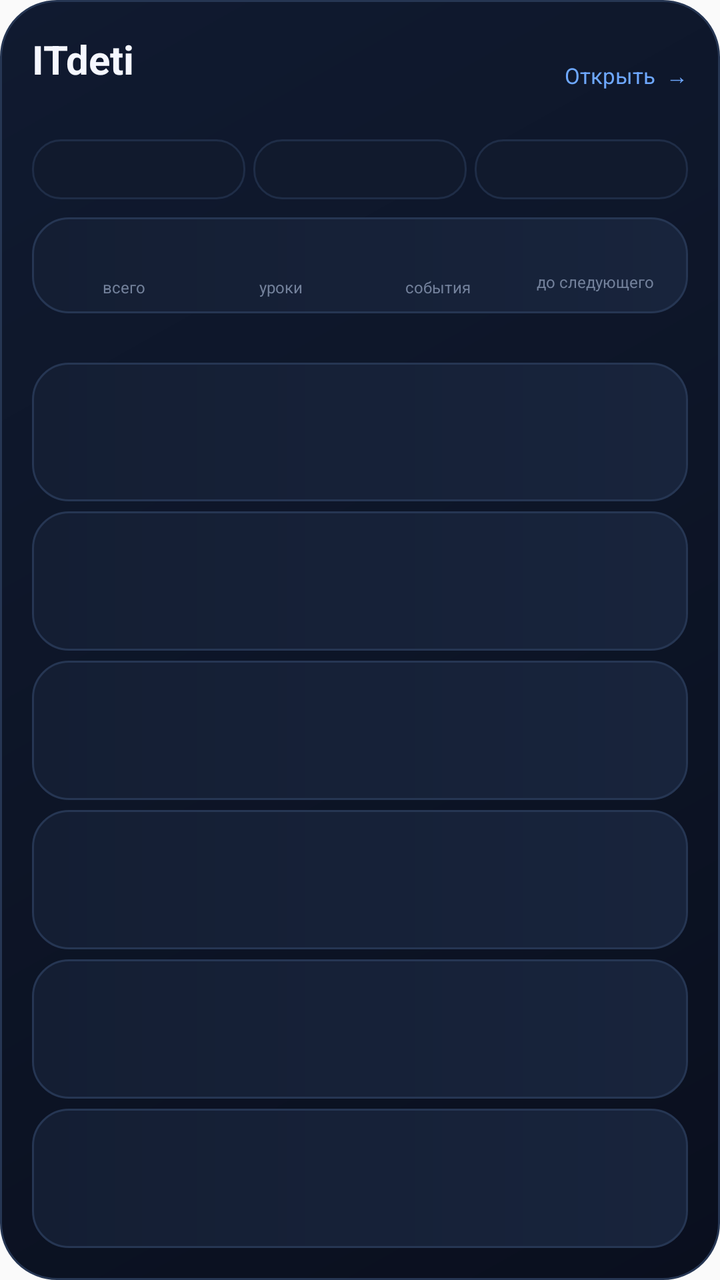
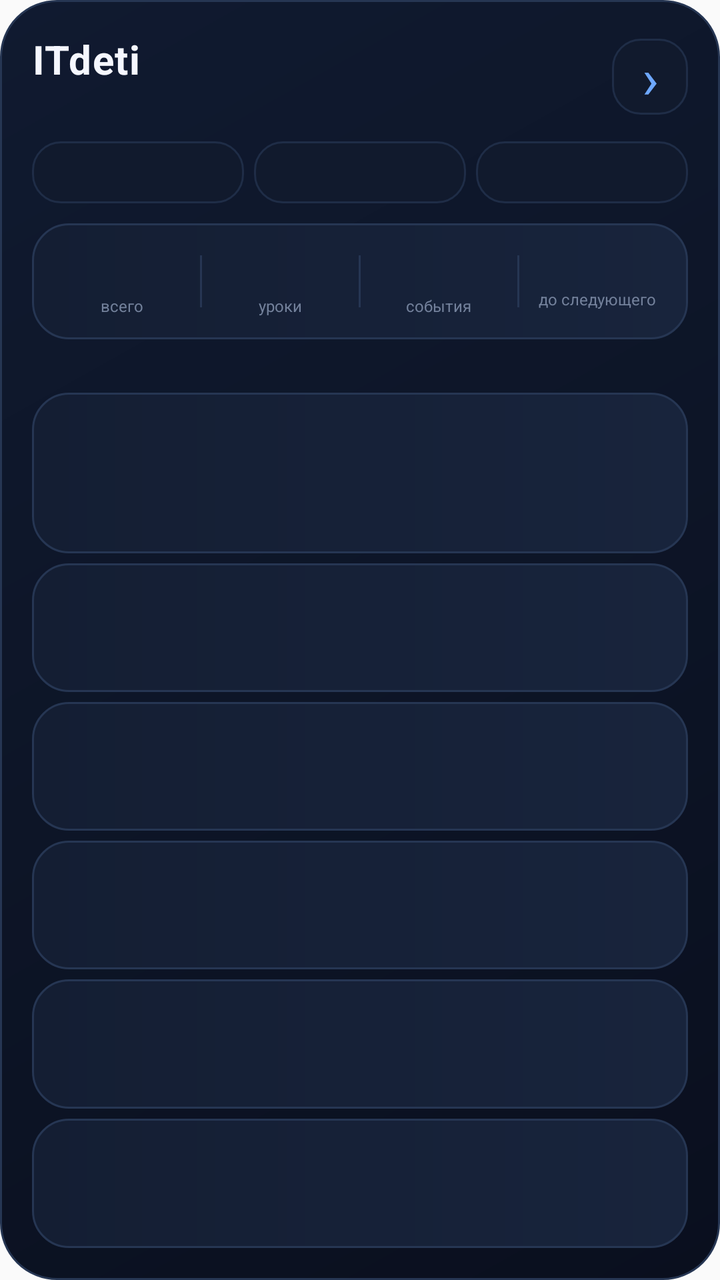

Screens rendered from an Android XML layout before and after an edit, with the pre-edit source and the edit as a unified diff.
<!-- AndroidManifest.xml: application theme Theme.AppCompat.Light.NoActionBar -->
<!-- res/layout/widget_dashboard.xml -->
<?xml version="1.0" encoding="utf-8"?>
<LinearLayout xmlns:android="http://schemas.android.com/apk/res/android"
    android:layout_width="match_parent" android:layout_height="match_parent" android:orientation="vertical" android:padding="16dp" android:background="@drawable/widget_background">
    <LinearLayout android:layout_width="match_parent" android:layout_height="wrap_content" android:gravity="center_vertical">
        <LinearLayout android:layout_width="0dp" android:layout_height="wrap_content" android:layout_weight="1" android:orientation="vertical">
            <TextView android:id="@+id/widget_title" android:layout_width="match_parent" android:layout_height="wrap_content" android:text="ITdeti" android:textSize="20sp" android:textStyle="bold" android:textColor="@color/widget_text" />
            <TextView android:id="@+id/widget_next" android:layout_width="match_parent" android:layout_height="wrap_content" android:layout_marginTop="2dp" android:textSize="11sp" android:textColor="@color/widget_muted" />
        </LinearLayout>
        <TextView android:id="@+id/widget_more" android:layout_width="wrap_content" android:layout_height="wrap_content" android:text="Открыть  →" android:textSize="11sp" android:textColor="@color/widget_accent" />
    </LinearLayout>
    <LinearLayout android:layout_width="match_parent" android:layout_height="30dp" android:layout_marginTop="10dp">
        <TextView android:id="@+id/widget_today" android:layout_width="0dp" android:layout_height="match_parent" android:layout_weight="1" android:gravity="center" android:textSize="10sp" android:textStyle="bold" android:background="@drawable/widget_tab" />
        <TextView android:id="@+id/widget_tomorrow" android:layout_width="0dp" android:layout_height="match_parent" android:layout_weight="1" android:gravity="center" android:textSize="10sp" android:background="@drawable/widget_tab" android:layout_marginStart="4dp" />
        <TextView android:id="@+id/widget_week" android:layout_width="0dp" android:layout_height="match_parent" android:layout_weight="1" android:gravity="center" android:textSize="10sp" android:background="@drawable/widget_tab" android:layout_marginStart="4dp" />
    </LinearLayout>
    <LinearLayout android:id="@+id/widget_stats" android:layout_width="match_parent" android:layout_height="48dp" android:layout_marginTop="9dp" android:orientation="horizontal" android:background="@drawable/widget_card" android:padding="7dp">
        <LinearLayout android:layout_width="0dp" android:layout_height="match_parent" android:layout_weight="1" android:gravity="center" android:orientation="vertical"><TextView android:id="@+id/widget_stat_1" android:layout_width="wrap_content" android:layout_height="wrap_content" android:textSize="16sp" android:textStyle="bold" android:textColor="@color/widget_text" /><TextView android:layout_width="wrap_content" android:layout_height="wrap_content" android:text="всего" android:textSize="8sp" android:textColor="@color/widget_muted" /></LinearLayout>
        <LinearLayout android:layout_width="0dp" android:layout_height="match_parent" android:layout_weight="1" android:gravity="center" android:orientation="vertical"><TextView android:id="@+id/widget_stat_2" android:layout_width="wrap_content" android:layout_height="wrap_content" android:textSize="16sp" android:textStyle="bold" android:textColor="@color/widget_text" /><TextView android:layout_width="wrap_content" android:layout_height="wrap_content" android:text="уроки" android:textSize="8sp" android:textColor="@color/widget_muted" /></LinearLayout>
        <LinearLayout android:layout_width="0dp" android:layout_height="match_parent" android:layout_weight="1" android:gravity="center" android:orientation="vertical"><TextView android:id="@+id/widget_stat_3" android:layout_width="wrap_content" android:layout_height="wrap_content" android:textSize="16sp" android:textStyle="bold" android:textColor="@color/widget_text" /><TextView android:layout_width="wrap_content" android:layout_height="wrap_content" android:text="события" android:textSize="8sp" android:textColor="@color/widget_muted" /></LinearLayout>
        <LinearLayout android:layout_width="0dp" android:layout_height="match_parent" android:layout_weight="1" android:gravity="center" android:orientation="vertical"><TextView android:id="@+id/widget_stat_4" android:layout_width="wrap_content" android:layout_height="wrap_content" android:textSize="12sp" android:textStyle="bold" android:textColor="@color/widget_accent" /><TextView android:layout_width="wrap_content" android:layout_height="wrap_content" android:text="до следующего" android:textSize="8sp" android:textColor="@color/widget_muted" /></LinearLayout>
    </LinearLayout>
    <TextView android:id="@+id/widget_summary" android:layout_width="match_parent" android:layout_height="wrap_content" android:layout_marginTop="6dp" android:textSize="10sp" android:textColor="@color/widget_muted" />
    <TextView android:id="@+id/widget_event_1" android:layout_width="match_parent" android:layout_height="0dp" android:layout_weight="1" android:layout_marginTop="5dp" android:padding="10dp" android:background="@drawable/widget_card" android:textSize="12sp" android:textColor="@color/widget_text" android:gravity="center_vertical" android:maxLines="2" />
    <TextView android:id="@+id/widget_event_2" android:layout_width="match_parent" android:layout_height="0dp" android:layout_weight="1" android:layout_marginTop="5dp" android:padding="10dp" android:background="@drawable/widget_card" android:textSize="12sp" android:textColor="@color/widget_text" android:gravity="center_vertical" android:maxLines="2" />
    <TextView android:id="@+id/widget_event_3" android:layout_width="match_parent" android:layout_height="0dp" android:layout_weight="1" android:layout_marginTop="5dp" android:padding="10dp" android:background="@drawable/widget_card" android:textSize="12sp" android:textColor="@color/widget_text" android:gravity="center_vertical" android:maxLines="2" />
    <TextView android:id="@+id/widget_event_4" android:layout_width="match_parent" android:layout_height="0dp" android:layout_weight="1" android:layout_marginTop="5dp" android:padding="10dp" android:background="@drawable/widget_card" android:textSize="12sp" android:textColor="@color/widget_text" android:gravity="center_vertical" android:maxLines="2" />
    <TextView android:id="@+id/widget_event_5" android:layout_width="match_parent" android:layout_height="0dp" android:layout_weight="1" android:layout_marginTop="5dp" android:padding="10dp" android:background="@drawable/widget_card" android:textSize="12sp" android:textColor="@color/widget_text" android:gravity="center_vertical" android:maxLines="2" />
    <TextView android:id="@+id/widget_event_6" android:layout_width="match_parent" android:layout_height="0dp" android:layout_weight="1" android:layout_marginTop="5dp" android:padding="10dp" android:background="@drawable/widget_card" android:textSize="12sp" android:textColor="@color/widget_text" android:gravity="center_vertical" android:maxLines="2" />
</LinearLayout>
<!-- resources referenced by this layout -->
<resources>
  <color name="widget_accent">#6EA8FF</color>
  <color name="widget_muted">#73819B</color>
  <color name="widget_text">#F5F7FF</color>
  <!-- drawable widget_background (drawable) -->
  <?xml version="1.0" encoding="utf-8"?>
  <shape xmlns:android="http://schemas.android.com/apk/res/android">
      <gradient
          android:angle="135"
          android:startColor="#0A0F1E"
          android:centerColor="#0D1527"
          android:endColor="#101A30" />
      <corners android:radius="28dp" />
      <stroke android:width="1dp" android:color="#263653" />
      <padding android:left="1dp" android:top="1dp" android:right="1dp" android:bottom="1dp" />
  </shape>
  <!-- drawable widget_card (drawable) -->
  <?xml version="1.0" encoding="utf-8"?>
  <shape xmlns:android="http://schemas.android.com/apk/res/android">
      <gradient
          android:angle="0"
          android:startColor="#141E33"
          android:endColor="#18243C" />
      <corners android:radius="18dp" />
      <stroke android:width="1dp" android:color="#263653" />
  </shape>
  <!-- drawable widget_tab (drawable) -->
  <?xml version="1.0" encoding="utf-8"?>
  <shape xmlns:android="http://schemas.android.com/apk/res/android">
      <solid android:color="#111A2D" />
      <corners android:radius="14dp" />
      <stroke android:width="1dp" android:color="#1F2D47" />
  </shape>
</resources>

<!-- the commit's change to res/layout/widget_dashboard.xml (unified diff, before → after) -->
@@ -1,29 +1,41 @@
 <?xml version="1.0" encoding="utf-8"?>
 <LinearLayout xmlns:android="http://schemas.android.com/apk/res/android"
-    android:layout_width="match_parent" android:layout_height="match_parent" android:orientation="vertical" android:padding="16dp" android:background="@drawable/widget_background">
+    android:layout_width="match_parent"
+    android:layout_height="match_parent"
+    android:orientation="vertical"
+    android:padding="16dp"
+    android:background="@drawable/widget_background">
+
     <LinearLayout android:layout_width="match_parent" android:layout_height="wrap_content" android:gravity="center_vertical">
         <LinearLayout android:layout_width="0dp" android:layout_height="wrap_content" android:layout_weight="1" android:orientation="vertical">
-            <TextView android:id="@+id/widget_title" android:layout_width="match_parent" android:layout_height="wrap_content" android:text="ITdeti" android:textSize="20sp" android:textStyle="bold" android:textColor="@color/widget_text" />
-            <TextView android:id="@+id/widget_next" android:layout_width="match_parent" android:layout_height="wrap_content" android:layout_marginTop="2dp" android:textSize="11sp" android:textColor="@color/widget_muted" />
+            <TextView android:id="@+id/widget_title" android:layout_width="match_parent" android:layout_height="wrap_content" android:text="ITdeti" android:textSize="20sp" android:textStyle="bold" android:letterSpacing="0.025" android:textColor="@color/widget_text" android:maxLines="1" />
+            <TextView android:id="@+id/widget_next" android:layout_width="match_parent" android:layout_height="wrap_content" android:layout_marginTop="3dp" android:textSize="11sp" android:textColor="@color/widget_muted" android:maxLines="1" />
         </LinearLayout>
-        <TextView android:id="@+id/widget_more" android:layout_width="wrap_content" android:layout_height="wrap_content" android:text="Открыть  →" android:textSize="11sp" android:textColor="@color/widget_accent" />
+        <TextView android:id="@+id/widget_more" android:layout_width="38dp" android:layout_height="38dp" android:gravity="center" android:text="›" android:textSize="28sp" android:textColor="@color/widget_accent" android:background="@drawable/widget_tab" />
     </LinearLayout>
-    <LinearLayout android:layout_width="match_parent" android:layout_height="30dp" android:layout_marginTop="10dp">
+
+    <LinearLayout android:layout_width="match_parent" android:layout_height="31dp" android:layout_marginTop="10dp" android:orientation="horizontal">
         <TextView android:id="@+id/widget_today" android:layout_width="0dp" android:layout_height="match_parent" android:layout_weight="1" android:gravity="center" android:textSize="10sp" android:textStyle="bold" android:background="@drawable/widget_tab" />
-        <TextView android:id="@+id/widget_tomorrow" android:layout_width="0dp" android:layout_height="match_parent" android:layout_weight="1" android:gravity="center" android:textSize="10sp" android:background="@drawable/widget_tab" android:layout_marginStart="4dp" />
-        <TextView android:id="@+id/widget_week" android:layout_width="0dp" android:layout_height="match_parent" android:layout_weight="1" android:gravity="center" android:textSize="10sp" android:background="@drawable/widget_tab" android:layout_marginStart="4dp" />
+        <TextView android:id="@+id/widget_tomorrow" android:layout_width="0dp" android:layout_height="match_parent" android:layout_weight="1" android:gravity="center" android:textSize="10sp" android:background="@drawable/widget_tab" android:layout_marginStart="5dp" />
+        <TextView android:id="@+id/widget_week" android:layout_width="0dp" android:layout_height="match_parent" android:layout_weight="1" android:gravity="center" android:textSize="10sp" android:background="@drawable/widget_tab" android:layout_marginStart="5dp" />
     </LinearLayout>
-    <LinearLayout android:id="@+id/widget_stats" android:layout_width="match_parent" android:layout_height="48dp" android:layout_marginTop="9dp" android:orientation="horizontal" android:background="@drawable/widget_card" android:padding="7dp">
-        <LinearLayout android:layout_width="0dp" android:layout_height="match_parent" android:layout_weight="1" android:gravity="center" android:orientation="vertical"><TextView android:id="@+id/widget_stat_1" android:layout_width="wrap_content" android:layout_height="wrap_content" android:textSize="16sp" android:textStyle="bold" android:textColor="@color/widget_text" /><TextView android:layout_width="wrap_content" android:layout_height="wrap_content" android:text="всего" android:textSize="8sp" android:textColor="@color/widget_muted" /></LinearLayout>
-        <LinearLayout android:layout_width="0dp" android:layout_height="match_parent" android:layout_weight="1" android:gravity="center" android:orientation="vertical"><TextView android:id="@+id/widget_stat_2" android:layout_width="wrap_content" android:layout_height="wrap_content" android:textSize="16sp" android:textStyle="bold" android:textColor="@color/widget_text" /><TextView android:layout_width="wrap_content" android:layout_height="wrap_content" android:text="уроки" android:textSize="8sp" android:textColor="@color/widget_muted" /></LinearLayout>
-        <LinearLayout android:layout_width="0dp" android:layout_height="match_parent" android:layout_weight="1" android:gravity="center" android:orientation="vertical"><TextView android:id="@+id/widget_stat_3" android:layout_width="wrap_content" android:layout_height="wrap_content" android:textSize="16sp" android:textStyle="bold" android:textColor="@color/widget_text" /><TextView android:layout_width="wrap_content" android:layout_height="wrap_content" android:text="события" android:textSize="8sp" android:textColor="@color/widget_muted" /></LinearLayout>
-        <LinearLayout android:layout_width="0dp" android:layout_height="match_parent" android:layout_weight="1" android:gravity="center" android:orientation="vertical"><TextView android:id="@+id/widget_stat_4" android:layout_width="wrap_content" android:layout_height="wrap_content" android:textSize="12sp" android:textStyle="bold" android:textColor="@color/widget_accent" /><TextView android:layout_width="wrap_content" android:layout_height="wrap_content" android:text="до следующего" android:textSize="8sp" android:textColor="@color/widget_muted" /></LinearLayout>
+
+    <LinearLayout android:id="@+id/widget_stats" android:layout_width="match_parent" android:layout_height="58dp" android:layout_marginTop="10dp" android:orientation="horizontal" android:background="@drawable/widget_card" android:paddingStart="6dp" android:paddingEnd="6dp" android:paddingTop="5dp" android:paddingBottom="5dp">
+        <LinearLayout android:layout_width="0dp" android:layout_height="match_parent" android:layout_weight="1" android:gravity="center" android:orientation="vertical"><TextView android:id="@+id/widget_stat_1" android:layout_width="wrap_content" android:layout_height="wrap_content" android:textSize="18sp" android:textStyle="bold" android:textColor="@color/widget_text" /><TextView android:layout_width="wrap_content" android:layout_height="wrap_content" android:text="всего" android:textSize="8sp" android:textColor="@color/widget_muted" /></LinearLayout>
+        <View android:layout_width="1dp" android:layout_height="26dp" android:layout_gravity="center_vertical" android:background="#263653" />
+        <LinearLayout android:layout_width="0dp" android:layout_height="match_parent" android:layout_weight="1" android:gravity="center" android:orientation="vertical"><TextView android:id="@+id/widget_stat_2" android:layout_width="wrap_content" android:layout_height="wrap_content" android:textSize="18sp" android:textStyle="bold" android:textColor="@color/widget_cyan" /><TextView android:layout_width="wrap_content" android:layout_height="wrap_content" android:text="уроки" android:textSize="8sp" android:textColor="@color/widget_muted" /></LinearLayout>
+        <View android:layout_width="1dp" android:layout_height="26dp" android:layout_gravity="center_vertical" android:background="#263653" />
+        <LinearLayout android:layout_width="0dp" android:layout_height="match_parent" android:layout_weight="1" android:gravity="center" android:orientation="vertical"><TextView android:id="@+id/widget_stat_3" android:layout_width="wrap_content" android:layout_height="wrap_content" android:textSize="18sp" android:textStyle="bold" android:textColor="@color/widget_accent_2" /><TextView android:layout_width="wrap_content" android:layout_height="wrap_content" android:text="события" android:textSize="8sp" android:textColor="@color/widget_muted" /></LinearLayout>
+        <View android:layout_width="1dp" android:layout_height="26dp" android:layout_gravity="center_vertical" android:background="#263653" />
+        <LinearLayout android:layout_width="0dp" android:layout_height="match_parent" android:layout_weight="1" android:gravity="center" android:orientation="vertical"><TextView android:id="@+id/widget_stat_4" android:layout_width="wrap_content" android:layout_height="wrap_content" android:textSize="13sp" android:textStyle="bold" android:textColor="@color/widget_green" /><TextView android:layout_width="wrap_content" android:layout_height="wrap_content" android:text="до следующего" android:textSize="8sp" android:textColor="@color/widget_muted" /></LinearLayout>
     </LinearLayout>
-    <TextView android:id="@+id/widget_summary" android:layout_width="match_parent" android:layout_height="wrap_content" android:layout_marginTop="6dp" android:textSize="10sp" android:textColor="@color/widget_muted" />
-    <TextView android:id="@+id/widget_event_1" android:layout_width="match_parent" android:layout_height="0dp" android:layout_weight="1" android:layout_marginTop="5dp" android:padding="10dp" android:background="@drawable/widget_card" android:textSize="12sp" android:textColor="@color/widget_text" android:gravity="center_vertical" android:maxLines="2" />
-    <TextView android:id="@+id/widget_event_2" android:layout_width="match_parent" android:layout_height="0dp" android:layout_weight="1" android:layout_marginTop="5dp" android:padding="10dp" android:background="@drawable/widget_card" android:textSize="12sp" android:textColor="@color/widget_text" android:gravity="center_vertical" android:maxLines="2" />
-    <TextView android:id="@+id/widget_event_3" android:layout_width="match_parent" android:layout_height="0dp" android:layout_weight="1" android:layout_marginTop="5dp" android:padding="10dp" android:background="@drawable/widget_card" android:textSize="12sp" android:textColor="@color/widget_text" android:gravity="center_vertical" android:maxLines="2" />
-    <TextView android:id="@+id/widget_event_4" android:layout_width="match_parent" android:layout_height="0dp" android:layout_weight="1" android:layout_marginTop="5dp" android:padding="10dp" android:background="@drawable/widget_card" android:textSize="12sp" android:textColor="@color/widget_text" android:gravity="center_vertical" android:maxLines="2" />
-    <TextView android:id="@+id/widget_event_5" android:layout_width="match_parent" android:layout_height="0dp" android:layout_weight="1" android:layout_marginTop="5dp" android:padding="10dp" android:background="@drawable/widget_card" android:textSize="12sp" android:textColor="@color/widget_text" android:gravity="center_vertical" android:maxLines="2" />
-    <TextView android:id="@+id/widget_event_6" android:layout_width="match_parent" android:layout_height="0dp" android:layout_weight="1" android:layout_marginTop="5dp" android:padding="10dp" android:background="@drawable/widget_card" android:textSize="12sp" android:textColor="@color/widget_text" android:gravity="center_vertical" android:maxLines="2" />
+
+    <TextView android:id="@+id/widget_summary" android:layout_width="match_parent" android:layout_height="wrap_content" android:layout_marginTop="7dp" android:textSize="10sp" android:textColor="@color/widget_text_secondary" android:maxLines="1" />
+
+    <TextView android:id="@+id/widget_event_1" android:layout_width="match_parent" android:layout_height="0dp" android:layout_weight="1.25" android:layout_marginTop="6dp" android:paddingStart="13dp" android:paddingEnd="10dp" android:paddingTop="9dp" android:paddingBottom="9dp" android:background="@drawable/widget_card" android:textSize="12sp" android:textStyle="bold" android:textColor="@color/widget_text" android:gravity="center_vertical" android:maxLines="2" />
+    <TextView android:id="@+id/widget_event_2" android:layout_width="match_parent" android:layout_height="0dp" android:layout_weight="1" android:layout_marginTop="5dp" android:paddingStart="13dp" android:paddingEnd="10dp" android:paddingTop="8dp" android:paddingBottom="8dp" android:background="@drawable/widget_card" android:textSize="11sp" android:textColor="@color/widget_text_secondary" android:gravity="center_vertical" android:maxLines="2" />
+    <TextView android:id="@+id/widget_event_3" android:layout_width="match_parent" android:layout_height="0dp" android:layout_weight="1" android:layout_marginTop="5dp" android:paddingStart="13dp" android:paddingEnd="10dp" android:paddingTop="8dp" android:paddingBottom="8dp" android:background="@drawable/widget_card" android:textSize="11sp" android:textColor="@color/widget_text_secondary" android:gravity="center_vertical" android:maxLines="2" />
+    <TextView android:id="@+id/widget_event_4" android:layout_width="match_parent" android:layout_height="0dp" android:layout_weight="1" android:layout_marginTop="5dp" android:paddingStart="13dp" android:paddingEnd="10dp" android:paddingTop="8dp" android:paddingBottom="8dp" android:background="@drawable/widget_card" android:textSize="11sp" android:textColor="@color/widget_text_secondary" android:gravity="center_vertical" android:maxLines="2" />
+    <TextView android:id="@+id/widget_event_5" android:layout_width="match_parent" android:layout_height="0dp" android:layout_weight="1" android:layout_marginTop="5dp" android:paddingStart="13dp" android:paddingEnd="10dp" android:paddingTop="8dp" android:paddingBottom="8dp" android:background="@drawable/widget_card" android:textSize="11sp" android:textColor="@color/widget_text_secondary" android:gravity="center_vertical" android:maxLines="2" />
+    <TextView android:id="@+id/widget_event_6" android:layout_width="match_parent" android:layout_height="0dp" android:layout_weight="1" android:layout_marginTop="5dp" android:paddingStart="13dp" android:paddingEnd="10dp" android:paddingTop="8dp" android:paddingBottom="8dp" android:background="@drawable/widget_card" android:textSize="11sp" android:textColor="@color/widget_text_secondary" android:gravity="center_vertical" android:maxLines="2" />
 </LinearLayout>
<!-- resource entries referenced after the edit -->
@@ -1,8 +1,12 @@
 <!-- resources referenced by this layout -->
 <resources>
   <color name="widget_accent">#6EA8FF</color>
+  <color name="widget_accent_2">#8B7CFF</color>
+  <color name="widget_cyan">#54D6FF</color>
+  <color name="widget_green">#4ADEA8</color>
   <color name="widget_muted">#73819B</color>
   <color name="widget_text">#F5F7FF</color>
+  <color name="widget_text_secondary">#C1CBE0</color>
   <!-- drawable widget_background (drawable) -->
   <?xml version="1.0" encoding="utf-8"?>
   <shape xmlns:android="http://schemas.android.com/apk/res/android">
